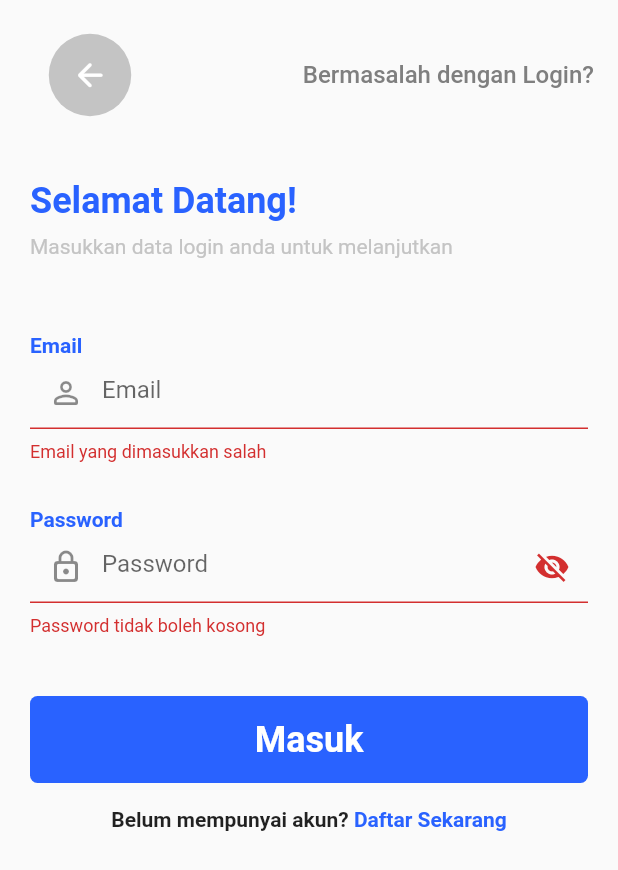
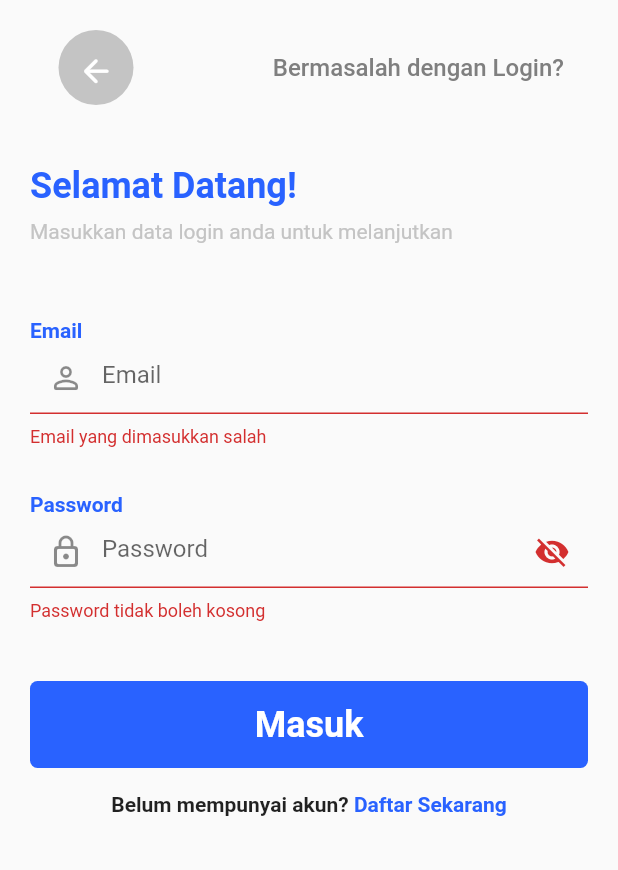
Before and after one commit to RafiIzzatulRizquFaris/healthish, a Flutter app: the Login screen opened directly, on a phone screen of 412 x 824 dp. Shown: the top 870 px of the screen. Run offline on Flutter 3.47's test engine with Material 2 defaults, Android fonts, the phone set to English and light mode, and no system bars; our stand-ins replace badges, carousel_slider, cloud_firestore, curved_navigation_bar, email_validator, firebase_messaging and 7 more; accounts and stored records are empty.

Commit message:
fix login appbar

```diff
--- a/lib/screen/login/login.dart
+++ b/lib/screen/login/login.dart
@@ -30,12 +30,16 @@ class LoginState extends State<Login> implements LoginContractView {
   @override
   Widget build(BuildContext context) {
     return Scaffold(
-      appBar: AppBar(
-        toolbarHeight: 100,
-        backgroundColor: Colors.transparent,
-        elevation: 0,
-        automaticallyImplyLeading: false,
-        title: FlatButton(
+      appBar: PreferredSize(
+        preferredSize: Size.fromHeight(90),
+        child: Container(
+          alignment: Alignment.bottomLeft,
+          padding: EdgeInsets.all(20),
+          child: Row(
+            mainAxisAlignment: MainAxisAlignment.spaceBetween,
+            crossAxisAlignment: CrossAxisAlignment.center,
+            children: [
+              FlatButton(
                 padding: EdgeInsets.all(15),
                 child: Icon(
                   Icons.arrow_back_rounded,
@@ -48,7 +52,6 @@ class LoginState extends State<Login> implements LoginContractView {
                   Navigator.pop(context);
                 },
               ),
-        actions: [
               FlatButton(
                 child: Text(
                   "Bermasalah dengan Login?",
@@ -60,6 +63,8 @@ class LoginState extends State<Login> implements LoginContractView {
                 onPressed: () {},
               ),
             ],
+          ),
+        ),
       ),
       body: loadingLogin
           ? Center(
@@ -237,7 +242,8 @@ class LoginState extends State<Login> implements LoginContractView {
       setState(() {
         loadingLogin = false;
       });
-      constants.errorAlert("Gagal Login", "Password yang anda masukkan salah", context);
+      constants.errorAlert(
+          "Gagal Login", "Password yang anda masukkan salah", context);
     } else {
       setState(() {
         loadingLogin = false;
@@ -251,6 +257,7 @@ class LoginState extends State<Login> implements LoginContractView {
     setState(() {
       loadingLogin = false;
     });
-    constants.errorAlert("Gagal Login", "Cek Koneksi Internet Anda Dan Coba Kembali", context);
+    constants.errorAlert(
+        "Gagal Login", "Cek Koneksi Internet Anda Dan Coba Kembali", context);
   }
 }
```
Lines whose indentation alone changed are shown as unchanged.
